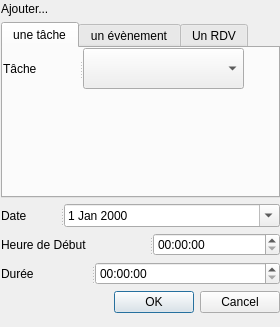
Qt form Application/InterfaceGraphique/ajoutprogrammation.ui (Erzrael/LO21) before a commit.
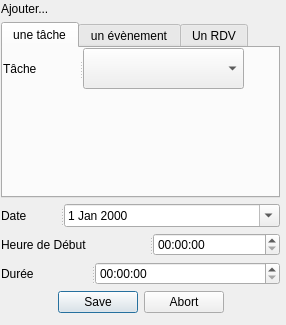
The same form after that commit.

The edit to the form file:
```diff
--- a/Application/InterfaceGraphique/ajoutprogrammation.ui
+++ b/Application/InterfaceGraphique/ajoutprogrammation.ui
@@ -6,8 +6,8 @@
    <rect>
     <x>0</x>
     <y>0</y>
-    <width>280</width>
-    <height>327</height>
+    <width>286</width>
+    <height>325</height>
    </rect>
   </property>
   <property name="windowTitle">
@@ -198,12 +198,15 @@
      </widget>
     </item>
     <item>
-     <widget class="QDialogButtonBox" name="buttonBox">
-      <property name="orientation">
-       <enum>Qt::Horizontal</enum>
+     <widget class="QDialogButtonBox" name="cancel_ok">
+      <property name="autoFillBackground">
+       <bool>false</bool>
       </property>
       <property name="standardButtons">
-       <set>QDialogButtonBox::Cancel|QDialogButtonBox::Ok</set>
+       <set>QDialogButtonBox::Abort|QDialogButtonBox::Save</set>
+      </property>
+      <property name="centerButtons">
+       <bool>true</bool>
       </property>
      </widget>
     </item>
```
Left out of the diff: 44 changed lines with no effect on the pictures.
